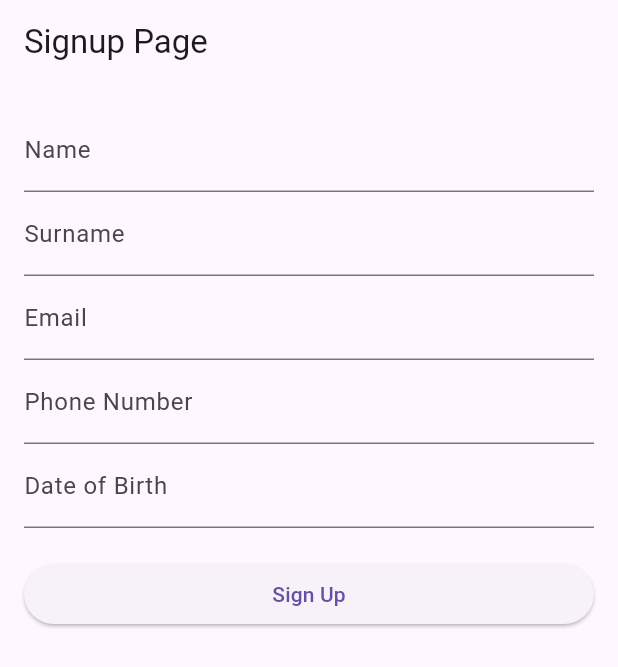
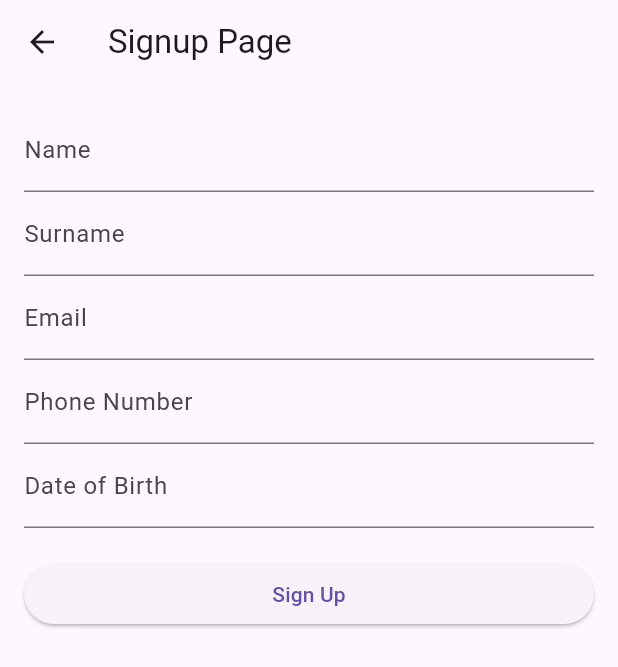
Before and after one commit to IanNmaina/property_management_group5, a Flutter app: the screen it shows after launch, after a tap on "Sign Up", on a phone screen of 412 x 824 dp. Shown: the top 667 px of the screen. Run offline on Flutter 3.47's test engine with Material 3 defaults, Android fonts, the light colour scheme and no system bars; our stand-ins replace sqflite; accounts and stored records are empty.

Commit message:
added back navigation

```diff
--- a/lib/pages/signup.dart
+++ b/lib/pages/signup.dart
@@ -57,6 +57,12 @@ class _SignupPageState extends State<SignupPage> {
     return Scaffold(
       appBar: AppBar(
         title: Text('Signup Page'),
+        leading: IconButton(
+          icon: Icon(Icons.arrow_back),
+          onPressed: () {
+            Navigator.pushNamed(context, '/login');
+          },
+        ),
       ),
       body: Padding(
         padding: EdgeInsets.all(16.0),
```
